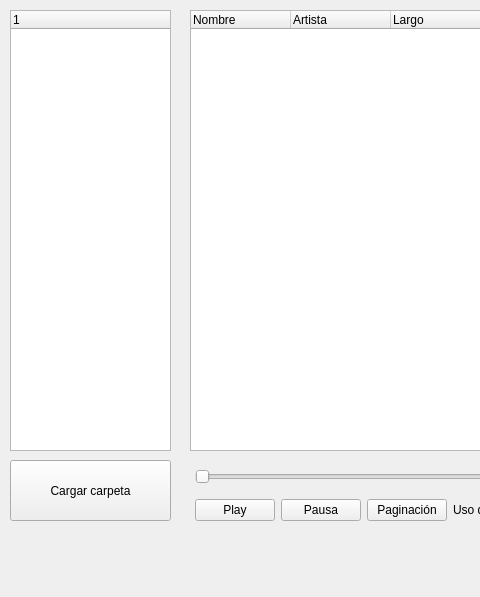
Qt form Odissey/mainwindow.ui (SlimeVRS/Proyecto-I-Odissey-Radio) before a commit; both pictures show x 0 to 480 and y 0 to 597 of the 874 by 597 pixel window.
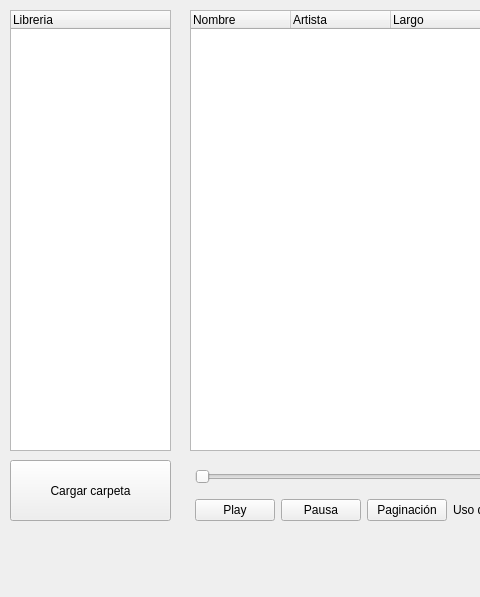
The same form after that commit.

Commit message:
Funcion add_son
funcion para poder cargar los datos de la cancion a la interfaz

```diff
--- a/Odissey/mainwindow.ui
+++ b/Odissey/mainwindow.ui
@@ -87,7 +87,7 @@
     </property>
     <column>
      <property name="text">
-      <string notr="true">1</string>
+      <string notr="true">Libreria</string>
      </property>
     </column>
    </widget>
```
Left out of the diff: 4 changed lines with no effect on the pictures. The commit also changes 2 other files.
